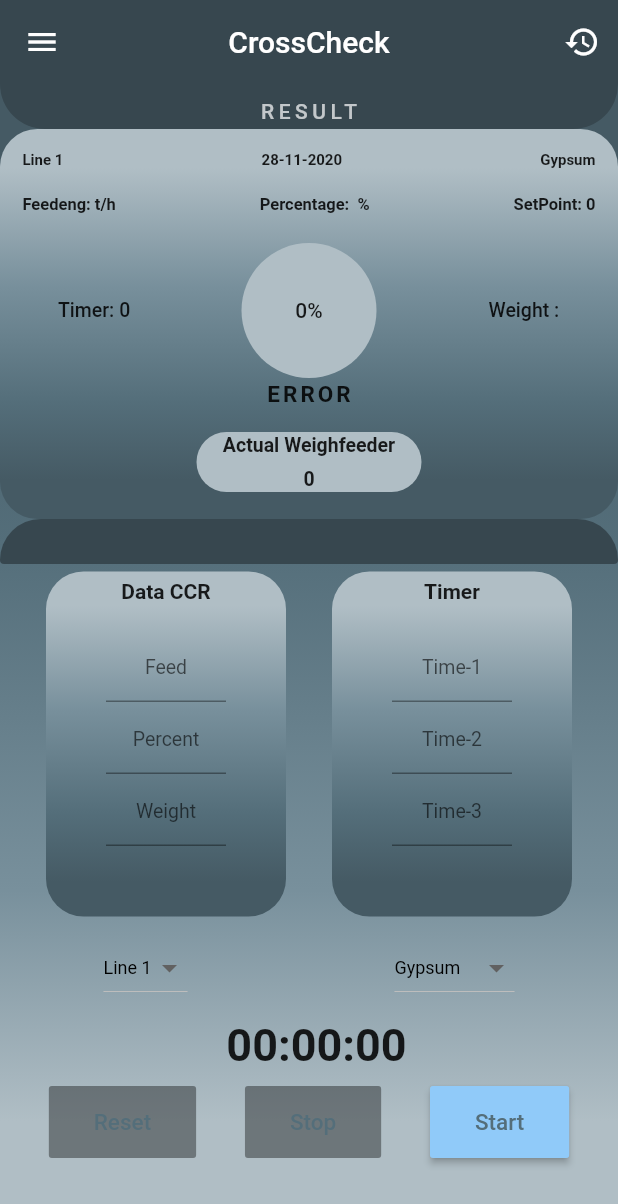
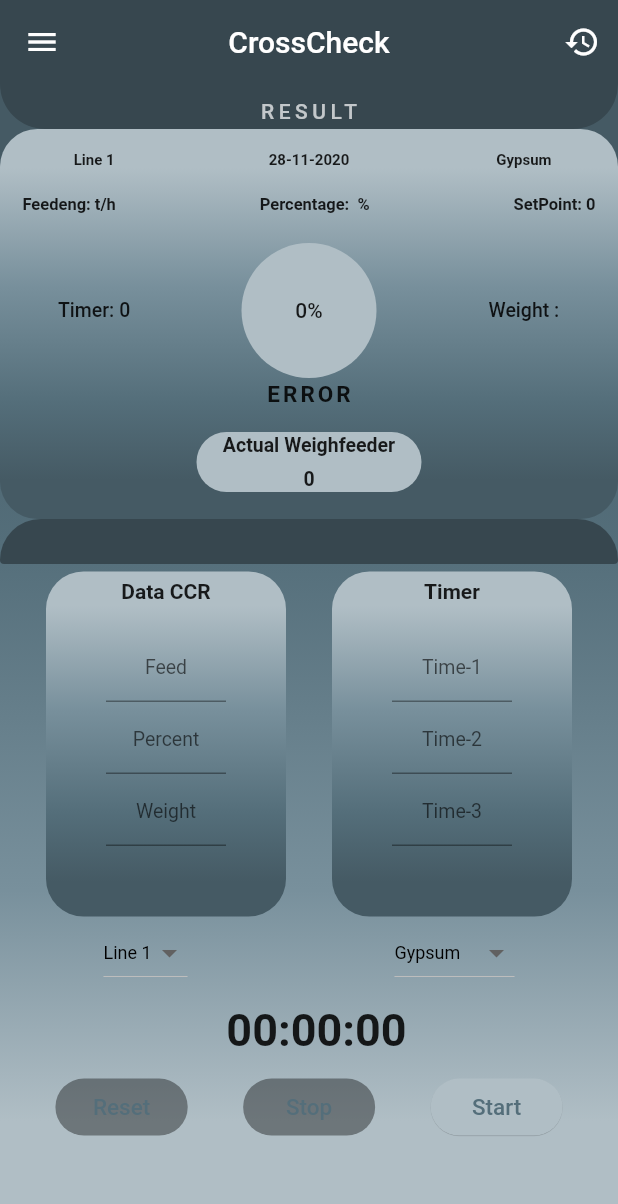
Before and after one commit to masdaagus/Checker, a Flutter app: the screen it shows after launch, on a phone screen of 412 x 824 dp. Shown: the top 1204 px of the screen. Run offline on Flutter 3.47's test engine with Material 2 defaults, Android fonts, the phone set to English and light mode, and no system bars.

Commit message:
Modif buttun stopwatch

```diff
--- a/lib/screens/result.dart
+++ b/lib/screens/result.dart
@@ -138,20 +138,39 @@ class _buildResultState extends State<buildResult> {
                 Row(
                   mainAxisAlignment: MainAxisAlignment.spaceBetween,
                   children: <Widget>[
-                    Text(
-                      _selectedLine.name,
-                      style:
-                          TextStyle(fontSize: 10, fontWeight: FontWeight.bold),
+                    Expanded(
+                      flex: 1,
+                      child: Center(
+                        child: Text(
+                          _selectedLine.name,
+                          style: TextStyle(
+                              fontSize: 10, fontWeight: FontWeight.bold),
+                        ),
+                      ),
                     ),
-                    Text(
-                      "${now.day}" + "-" + "${now.month}" + "-" + "${now.year}",
-                      style:
-                          TextStyle(fontSize: 10, fontWeight: FontWeight.bold),
+                    Expanded(
+                      flex: 2,
+                      child: Center(
+                        child: Text(
+                          "${now.day}" +
+                              "-" +
+                              "${now.month}" +
+                              "-" +
+                              "${now.year}",
+                          style: TextStyle(
+                              fontSize: 10, fontWeight: FontWeight.bold),
+                        ),
+                      ),
                     ),
-                    Text(
-                      '${_selectedMaterial.name}',
-                      style:
-                          TextStyle(fontSize: 10, fontWeight: FontWeight.bold),
+                    Expanded(
+                      flex: 1,
+                      child: Center(
+                        child: Text(
+                          '${_selectedMaterial.name}',
+                          style: TextStyle(
+                              fontSize: 10, fontWeight: FontWeight.bold),
+                        ),
+                      ),
                     )
                   ],
                 ),
@@ -452,7 +471,6 @@ class _buildResultState extends State<buildResult> {
             ),
           ],
         ),
-        SizedBox(height: 10),
         Row(
           mainAxisAlignment: MainAxisAlignment.spaceAround,
           children: [
--- a/lib/screens/stopwatch.dart
+++ b/lib/screens/stopwatch.dart
@@ -87,31 +87,44 @@ class _buildStopwatchState extends State<buildStopwatch> {
           children: <Widget>[
             RaisedButton(
               onPressed: resetpressed ? null : resetstopwatch,
-              color: Colors.blue[200],
-              padding: EdgeInsets.symmetric(horizontal: 30.0, vertical: 15.0),
+              color: Color(0xFFB0BEC5),
+              padding: EdgeInsets.symmetric(horizontal: 25.0, vertical: 10.0),
               child: Text(
                 "Reset",
                 style: TextStyle(color: Colors.blueGrey[600], fontSize: 15),
               ),
+              textColor: Colors.white,
+              splashColor: Colors.white,
+              elevation: 0.20,
+              shape: RoundedRectangleBorder(
+                  borderRadius: BorderRadius.circular(20)),
             ),
             RaisedButton(
                 onPressed: stoppressed ? null : stopstopwatch,
-              color: Colors.blue[200],
-              padding: EdgeInsets.symmetric(horizontal: 30.0, vertical: 15.0),
+                color: Color(0xFFB0BEC5),
+                splashColor: Colors.white,
+                elevation: 0.20,
+                shape: RoundedRectangleBorder(
+                    borderRadius: BorderRadius.circular(20)),
+                padding: EdgeInsets.symmetric(horizontal: 25.0, vertical: 10.0),
                 child: Text(
                   "Stop",
                   style: TextStyle(color: Colors.blueGrey[600], fontSize: 15),
                 ),
-            ),
+                textColor: Colors.white),
             RaisedButton(
                 onPressed: startpressed ? startstopwatch : null,
-              color: Colors.blue[200],
-              padding: EdgeInsets.symmetric(horizontal: 30.0, vertical: 15.0),
+                color: Color(0xFFB0BEC5),
+                splashColor: Colors.white,
+                elevation: 0.20,
+                shape: RoundedRectangleBorder(
+                    borderRadius: BorderRadius.circular(20)),
+                padding: EdgeInsets.symmetric(horizontal: 25.0, vertical: 10.0),
                 child: Text(
                   "Start",
                   style: TextStyle(color: Colors.blueGrey[600], fontSize: 15),
                 ),
-            )
+                textColor: Colors.white)
           ],
         )
       ],
```
Also changed, not shown: 3 other files. Lines whose indentation alone changed are shown as unchanged.
